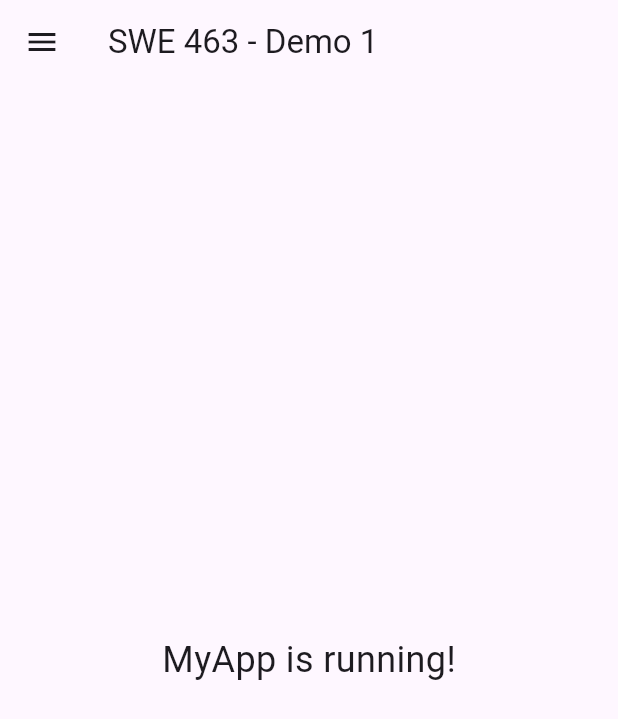
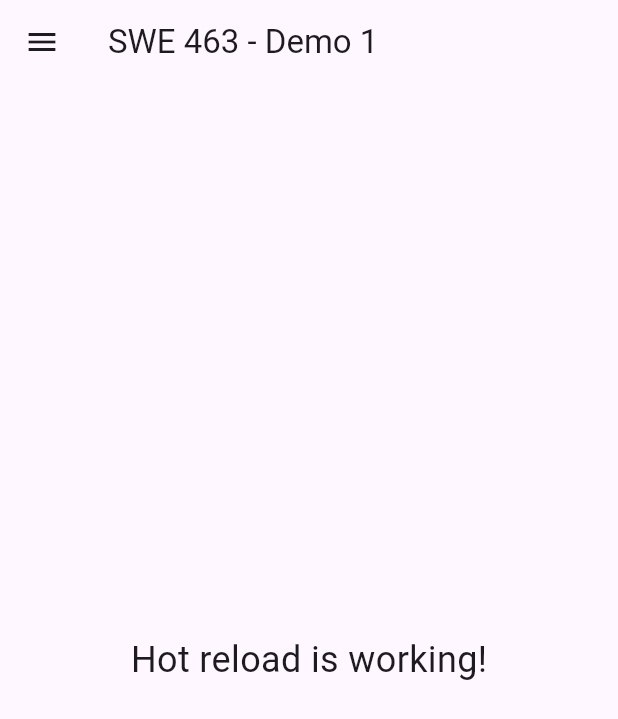
Before and after one commit to Wajza/swe463_demo1_202262140, a Flutter app: the screen it shows after launch, on a phone screen of 412 x 824 dp. Shown: the top 719 px of the screen. Run offline on Flutter 3.47's test engine with Material 3 defaults, Android fonts, the phone set to English and light mode, and no system bars.

Commit message:
Checkpoint 4 Hot Reload

```diff
--- a/lib/main.dart
+++ b/lib/main.dart
@@ -20,7 +20,7 @@ class MyApp extends StatelessWidget {
           ),
         ),
         body: const Center(
-          child: Text('MyApp is running!', style: TextStyle(fontSize: 24)),
+          child: Text('Hot reload is working!', style: TextStyle(fontSize: 24)),
         ),
       ),
     );
```
